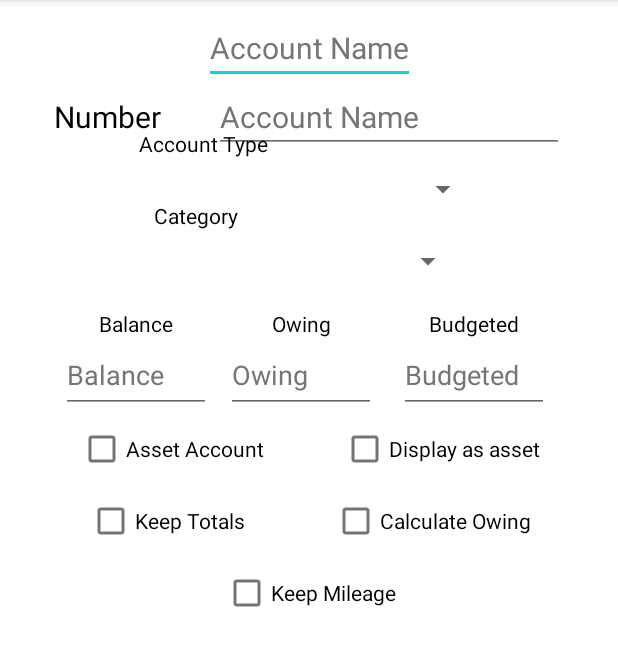
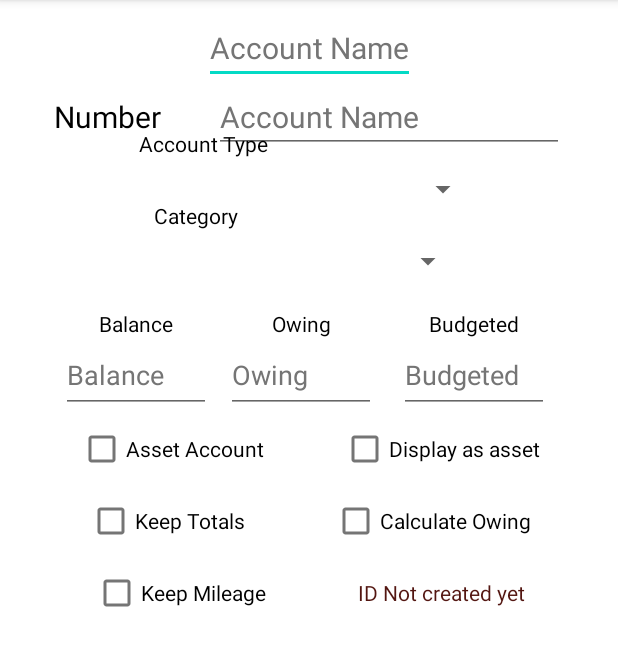
Before and after one commit to mattschl/BillsProjectionV2, an Android app: the fragment AccountViewFragment shown on its own in the app's theme, on a phone screen of 412 x 824 dp, the part 84-750 px from its top. Run offline under Robolectric (Android 15) with nearby library versions, the phone set to English and light mode, and no system bars; our stand-ins replace data binding.

Commit message:
worked on layout of fragment_account_view.xml added indexes to Account.kt

```diff
--- a/app/src/main/res/layout/fragment_account_view.xml
+++ b/app/src/main/res/layout/fragment_account_view.xml
@@ -222,10 +222,19 @@
                 android:layout_width="wrap_content"
                 android:layout_height="wrap_content"
                 android:text="@string/keep_mileage"
-                app:layout_constraintEnd_toEndOf="parent"
+                app:layout_constraintEnd_toStartOf="@id/textAccountId"
                 app:layout_constraintStart_toStartOf="parent"
                 app:layout_constraintTop_toBottomOf="@id/checkAccAddKeepTotals" />
 
+            <TextView
+                android:id="@+id/textAccountId"
+                android:layout_width="wrap_content"
+                android:layout_height="wrap_content"
+                android:text="@string/id_not_created_yet"
+                android:textColor="@color/deep_red"
+                app:layout_constraintBaseline_toBaselineOf="@+id/checkAccAddKeepMileage"
+                app:layout_constraintEnd_toEndOf="parent"
+                app:layout_constraintStart_toEndOf="@+id/checkAccAddKeepMileage" />
 
         </androidx.constraintlayout.widget.ConstraintLayout>
     </ScrollView>
--- a/app/src/main/res/values/strings.xml
+++ b/app/src/main/res/values/strings.xml
@@ -17,4 +17,5 @@
     <string name="calculate_owing">Calculate Owing</string>
     <string name="keep_mileage">Keep Mileage</string>
     <string name="number">Number</string>
+    <string name="id_not_created_yet">ID Not created yet</string>
 </resources>
```
Also changed, not shown: app/src/main/java/ms/mattschlenkrich/billsprojectionv2/dataModel/Account.kt (+22 -15 lines).
